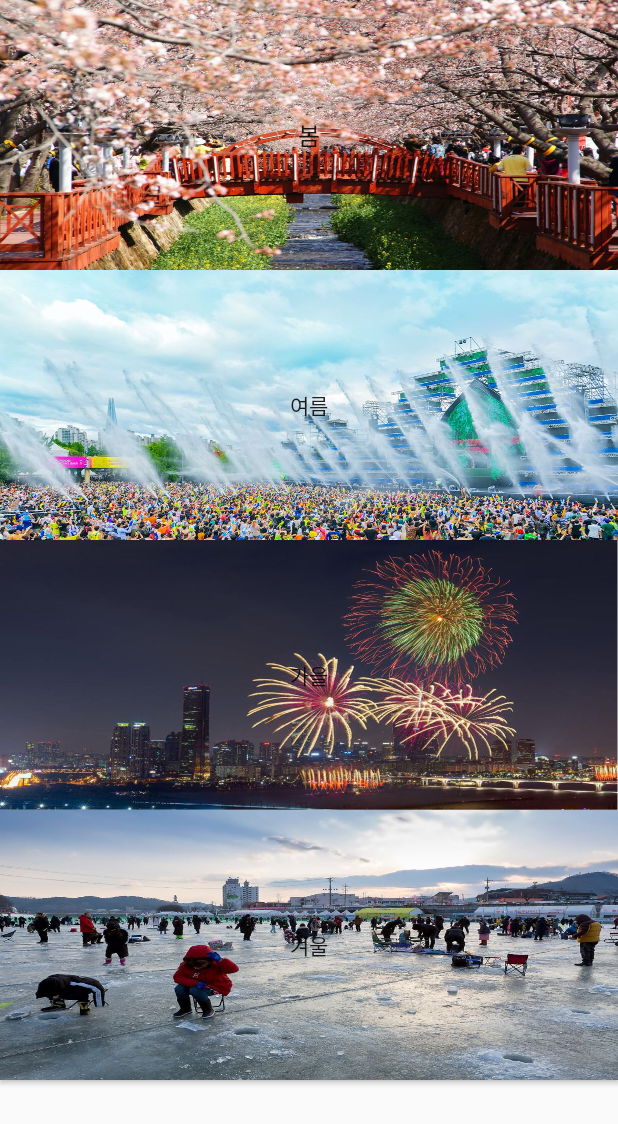
After one commit to sooyeon-go/Trip-recommendation-App, an Android app: the layout fragment_season.xml on its own in the app's theme, with its tools: preview values and no code run, on a phone screen of 412 x 824 dp. The commit adds this screen. Shown: the top 1124 px of the screen. Run offline under Robolectric (Android 15) with nearby library versions, the phone set to English and light mode, and no system bars.

Commit message:
season's festival pic

```diff
--- /dev/null
+++ b/Application/app/src/main/res/layout/fragment_season.xml
@@ -0,0 +1,39 @@
+<?xml version="1.0" encoding="utf-8"?>
+<LinearLayout
+    xmlns:android="http://schemas.android.com/apk/res/android"
+    android:layout_width="match_parent"
+    android:layout_height="match_parent"
+    android:orientation="vertical">
+
+    <Button
+        android:id="@+id/spring"
+        android:layout_width="match_parent"
+        android:layout_height="180dp"
+        android:background="@drawable/spring"
+        android:padding="4dp"
+        android:text="봄"
+        android:textSize="16sp" />
+
+    <Button
+        android:id="@+id/summer"
+        android:layout_width="match_parent"
+        android:layout_height="180dp"
+        android:background="@drawable/summer"
+        android:text="여름" />
+
+    <Button
+        android:id="@+id/fall"
+        android:layout_width="match_parent"
+        android:layout_height="180dp"
+        android:background="@drawable/fall"
+        android:text="가을" />
+
+    <Button
+        android:id="@+id/winter"
+        android:layout_width="match_parent"
+        android:layout_height="180dp"
+        android:background="@drawable/winter"
+        android:text="겨울" />
+
+
+</LinearLayout>
--- a/Application/app/src/main/res/layout/fragment_theme.xml
+++ b/Application/app/src/main/res/layout/fragment_theme.xml
@@ -1,6 +1,7 @@
 <?xml version="1.0" encoding="utf-8"?>
 <LinearLayout
-    xmlns:android="http://schemas.android.com/apk/res/android" android:layout_width="match_parent"
+    xmlns:android="http://schemas.android.com/apk/res/android"
+    android:layout_width="match_parent"
     android:layout_height="match_parent">
     <RelativeLayout
         android:layout_width="match_parent"
@@ -29,6 +30,7 @@
 
                     android:text="계절별 지역 축제"
                     android:layout_marginTop="11dp"
+                    android:paddingBottom="1mm"
                     android:textSize="50sp"></Button>
                 <Button
                     android:id="@+id/btn_studoi_set"
```
Also changed, not shown: Application/app/src/main/res/layout/spring.xml (added, +47 -0 lines), Application/app/src/main/res/drawable/fall.JPG (added), Application/app/src/main/res/drawable/spring.JPG (added), Application/app/src/main/res/drawable/summer.JPG (added), Application/app/src/main/res/drawable/winter.JPG (added).
